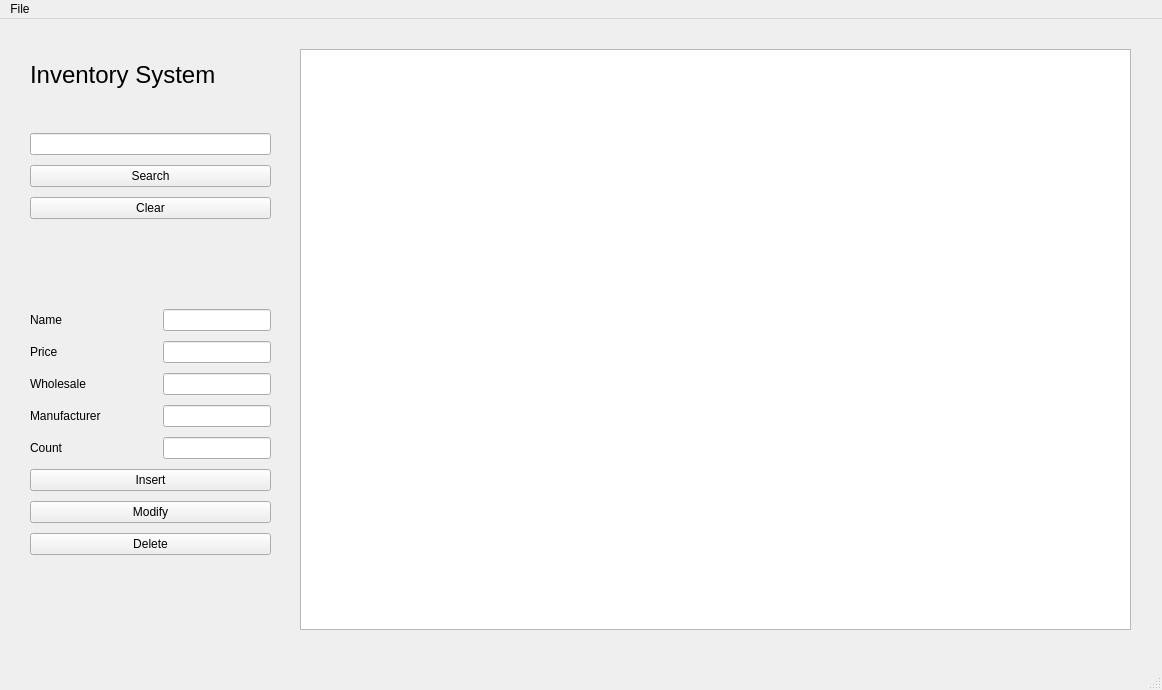
This is InventorySystem/mainwindow.ui in K3nFischer/QtInventory as Qt 5 draws it before an edit. The edited form follows.
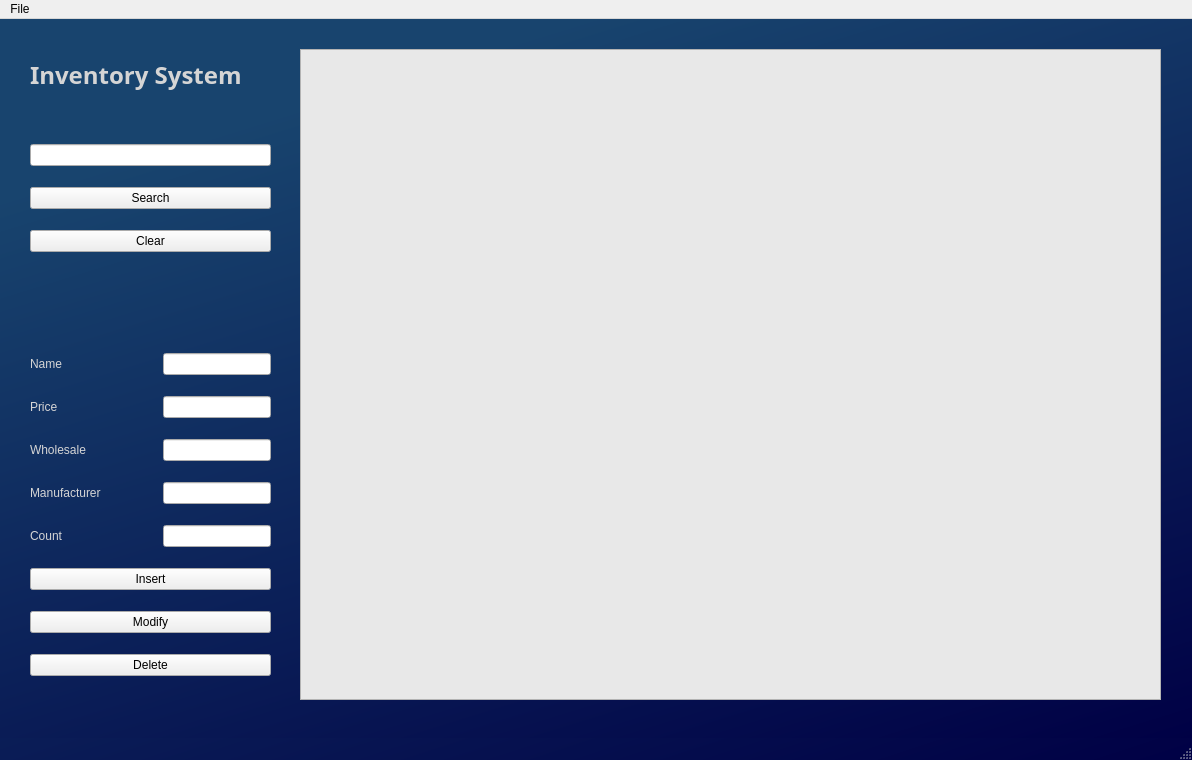
This is the edited form.

```diff
--- a/InventorySystem/mainwindow.ui
+++ b/InventorySystem/mainwindow.ui
@@ -6,21 +6,37 @@
    <rect>
     <x>0</x>
     <y>0</y>
-    <width>1162</width>
-    <height>690</height>
+    <width>1192</width>
+    <height>760</height>
    </rect>
   </property>
   <property name="windowTitle">
    <string>MainWindow</string>
   </property>
+  <property name="autoFillBackground">
+   <bool>false</bool>
+  </property>
+  <property name="styleSheet">
+   <string notr="true">QWidget#MainWindow{
+background-color: qlineargradient(spread:pad, x1:0.483, y1:0, x2:1, y2:1, stop:0 rgba(24, 68, 110, 255), stop:1 rgba(0, 0, 69, 255));
+}
+
+QWidget#centralwidget{
+background-color: qlineargradient(spread:pad, x1:0.483, y1:0, x2:1, y2:1, stop:0 rgba(24, 68, 110, 255), stop:1 rgba(0, 0, 69, 255));
+}
+</string>
+  </property>
   <widget class="QWidget" name="centralwidget">
+   <property name="styleSheet">
+    <string notr="true"/>
+   </property>
    <widget class="QWidget" name="verticalLayoutWidget">
     <property name="geometry">
      <rect>
       <x>30</x>
       <y>110</y>
       <width>241</width>
-      <height>436</height>
+      <height>573</height>
      </rect>
     </property>
     <layout class="QVBoxLayout" name="verticalLayout">
@@ -61,6 +77,9 @@
       <layout class="QHBoxLayout" name="horizontalLayout">
        <item>
         <widget class="QLabel" name="nameLabel">
+         <property name="styleSheet">
+          <string notr="true">color: rgb(213, 213, 213);</string>
+         </property>
          <property name="text">
           <string>Name</string>
          </property>
@@ -88,6 +107,9 @@
       <layout class="QHBoxLayout" name="horizontalLayout_2">
        <item>
         <widget class="QLabel" name="priceLabel">
+         <property name="styleSheet">
+          <string notr="true">color: rgb(213, 213, 213);</string>
+         </property>
          <property name="text">
           <string>Price </string>
          </property>
@@ -115,6 +137,9 @@
       <layout class="QHBoxLayout" name="horizontalLayout_3">
        <item>
         <widget class="QLabel" name="wholesaleLabel">
+         <property name="styleSheet">
+          <string notr="true">color: rgb(213, 213, 213);</string>
+         </property>
          <property name="text">
           <string>Wholesale</string>
          </property>
@@ -142,6 +167,9 @@
       <layout class="QHBoxLayout" name="horizontalLayout_4">
        <item>
         <widget class="QLabel" name="manuLabel">
+         <property name="styleSheet">
+          <string notr="true">color: rgb(213, 213, 213);</string>
+         </property>
          <property name="text">
           <string>Manufacturer</string>
          </property>
@@ -169,6 +197,9 @@
       <layout class="QHBoxLayout" name="horizontalLayout_5">
        <item>
         <widget class="QLabel" name="countLabel">
+         <property name="styleSheet">
+          <string notr="true">color: rgb(213, 213, 213);</string>
+         </property>
          <property name="text">
           <string>Count</string>
          </property>
@@ -220,10 +251,16 @@
      <rect>
       <x>300</x>
       <y>30</y>
-      <width>831</width>
-      <height>581</height>
+      <width>861</width>
+      <height>651</height>
      </rect>
     </property>
+    <property name="styleSheet">
+     <string notr="true">background-color: rgb(232, 232, 232);</string>
+    </property>
+    <property name="alternatingRowColors">
+     <bool>true</bool>
+    </property>
     <attribute name="horizontalHeaderCascadingSectionResizes">
      <bool>false</bool>
     </attribute>
@@ -251,12 +288,18 @@
     </property>
     <property name="font">
      <font>
+      <family>Yu Gothic UI Semibold</family>
       <pointsize>18</pointsize>
+      <weight>75</weight>
+      <bold>true</bold>
      </font>
     </property>
     <property name="layoutDirection">
      <enum>Qt::LeftToRight</enum>
     </property>
+    <property name="styleSheet">
+     <string notr="true">color: rgb(213, 213, 213);</string>
+    </property>
     <property name="text">
      <string>Inventory System</string>
     </property>
@@ -270,8 +313,8 @@
     <rect>
      <x>0</x>
      <y>0</y>
-     <width>1162</width>
-     <height>21</height>
+     <width>1192</width>
+     <height>26</height>
     </rect>
    </property>
    <widget class="QMenu" name="menuFile">
```
